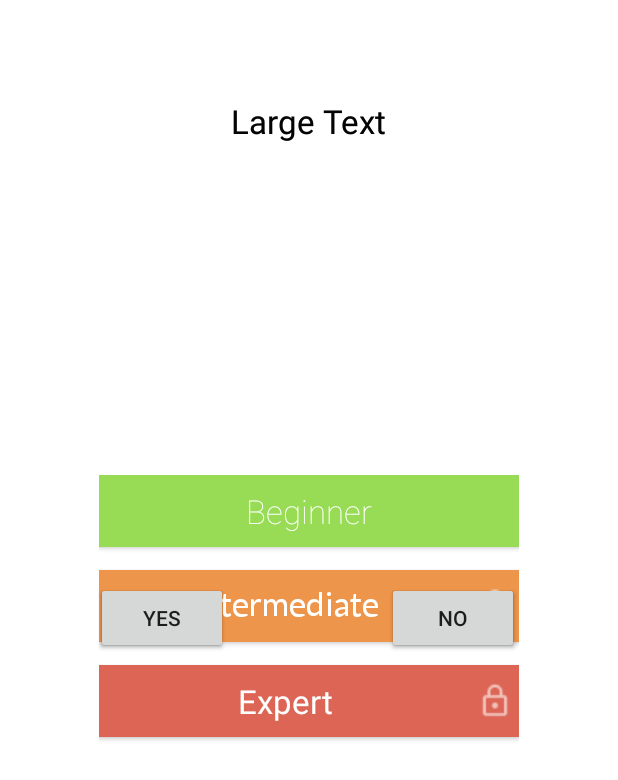
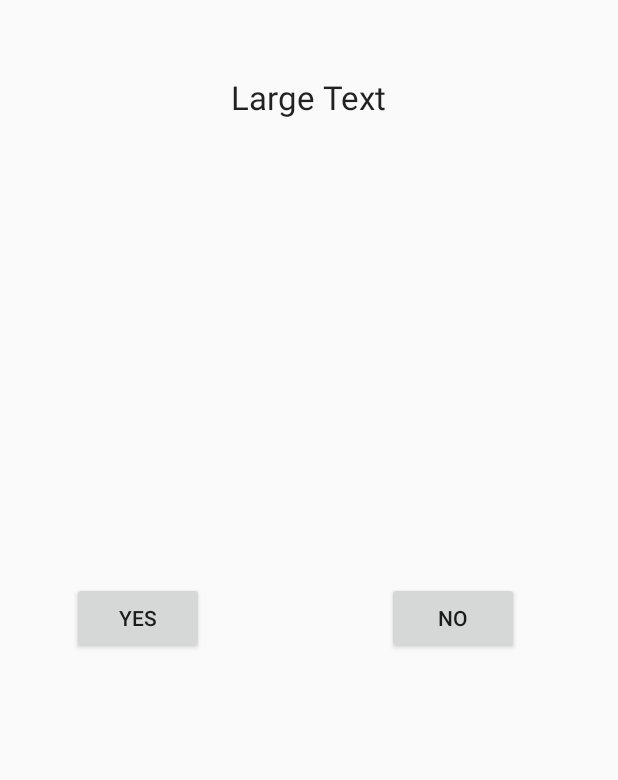
Before and after one commit to SalaSuresh/BasicMaths, an Android app: the screen it shows after launch (MainActivity), after a tap on "Beginner", on a phone screen of 412 x 824 dp. Shown: the top 780 px of the screen. Run offline under Robolectric (Android 15) with nearby library versions, the phone set to English and light mode, and no system bars.

Commit message:
Fragment implemented..

```diff
--- a/app/src/main/java/com/suresh/basicmaths/ModeBeginner.java
+++ b/app/src/main/java/com/suresh/basicmaths/BeginnerFragment.java
@@ -8,13 +8,13 @@ import android.view.View;
 import android.view.ViewGroup;
 
 /**
- * Created by sures on 4/17/2016.
+ * Created by sures on 4/24/2016.
  */
-public class ModeBeginner extends Fragment {
+public class BeginnerFragment extends Fragment {
     @Nullable
     @Override
     public View onCreateView(LayoutInflater inflater, ViewGroup container, Bundle savedInstanceState) {
-        View view = inflater.inflate(R.layout.mode_beginner, container, true);
-        return view;
+        View rootview = inflater.inflate(R.layout.mode_beginner, container, false);
+        return rootview;
     }
 }
--- a/app/src/main/java/com/suresh/basicmaths/MainActivity.java
+++ b/app/src/main/java/com/suresh/basicmaths/MainActivity.java
@@ -5,7 +5,6 @@ import android.app.Fragment;
 import android.app.FragmentManager;
 import android.app.FragmentTransaction;
 import android.graphics.Typeface;
-import android.support.v7.app.AppCompatActivity;
 import android.os.Bundle;
 import android.view.View;
 import android.widget.Button;
@@ -16,22 +15,10 @@ public class MainActivity extends Activity {
     @Override
     protected void onCreate(Bundle savedInstanceState) {
         super.onCreate(savedInstanceState);
-        setContentView(R.layout.activity_main);
-        font = Typeface.createFromAsset(getAssets(), "fonts/Socialize.ttf");
-        font2 = Typeface.createFromAsset(getAssets(), "fonts/roboto.thin.ttf");
-        button_Beginner = (Button) findViewById(R.id.button_beginner);
-        button_Beginner.setTypeface(font2);
-        button_Beginner.setOnClickListener(new View.OnClickListener() {
-            @Override
-            public void onClick(View v) {
-                Fragment fr = new ModeBeginner();
-                FragmentManager fm = getFragmentManager();
-                FragmentTransaction fragmentTransaction = fm.beginTransaction();
-                fragmentTransaction.replace(R.id.fragment_place, fr);
-                fragmentTransaction.commit();
-            }
-        });
-        button_Intermediate = (Button) findViewById(R.id.button_intermediate);
-        button_Intermediate.setTypeface(font);
+        FragmentManager fragmentManager = getFragmentManager();
+        FragmentTransaction fragmentTransaction = fragmentManager.beginTransaction();
+        MenuFragment menu_fragment = new MenuFragment();
+        fragmentTransaction.replace(android.R.id.content, menu_fragment);
+        fragmentTransaction.commit();
     }
 }
--- /dev/null
+++ b/app/src/main/java/com/suresh/basicmaths/MenuFragment.java
@@ -0,0 +1,39 @@
+package com.suresh.basicmaths;
+
+import android.app.Fragment;
+import android.app.FragmentTransaction;
+import android.graphics.Typeface;
+import android.os.Bundle;
+import android.view.LayoutInflater;
+import android.view.View;
+import android.view.ViewGroup;
+import android.widget.Button;
+
+/**
+ * Created by sures on 4/24/2016.
+ */
+public class MenuFragment extends Fragment {
+    Button button_Beginner, button_Intermediate, button_Expert;
+    Typeface font, font2;
+    @Override
+    public View onCreateView(LayoutInflater inflater, ViewGroup container, Bundle savedInstanceState) {
+        View rootView = inflater.inflate(R.layout.activity_main, container, false);
+        font = Typeface.createFromAsset(getActivity().getAssets(), "fonts/Socialize.ttf");
+        font2 = Typeface.createFromAsset(getActivity().getAssets(), "fonts/roboto.thin.ttf");
+        button_Beginner = (Button) rootView.findViewById(R.id.button_beginner);
+        button_Beginner.setTypeface(font2);
+        button_Beginner.setOnClickListener(new View.OnClickListener() {
+            @Override
+            public void onClick(View v) {
+                Fragment newFragment = new BeginnerFragment();
+                FragmentTransaction transaction = getFragmentManager().beginTransaction();
+                transaction.replace(android.R.id.content, newFragment);
+                transaction.addToBackStack(null);
+                transaction.commit();
+            }
+        });
+        button_Intermediate = (Button) rootView.findViewById(R.id.button_intermediate);
+        button_Intermediate.setTypeface(font);
+        return rootView;
+    }
+}
--- a/app/src/main/res/layout/activity_main.xml
+++ b/app/src/main/res/layout/activity_main.xml
@@ -52,9 +52,4 @@
             android:drawableRight="@drawable/symbol_lock"/>
 
     </LinearLayout>
-    <fragment
-        android:name="com.suresh.basicmaths.ModeBeginner"
-        android:id="@+id/fragment_place"
-        android:layout_width="match_parent"
-        android:layout_height="match_parent" />
 </RelativeLayout>
```
